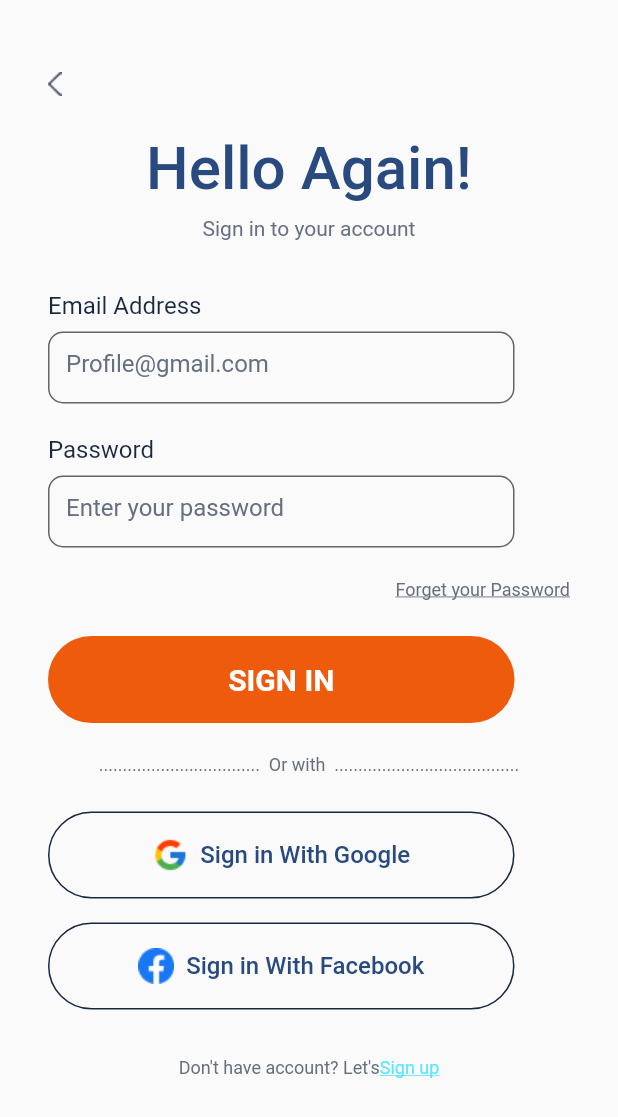
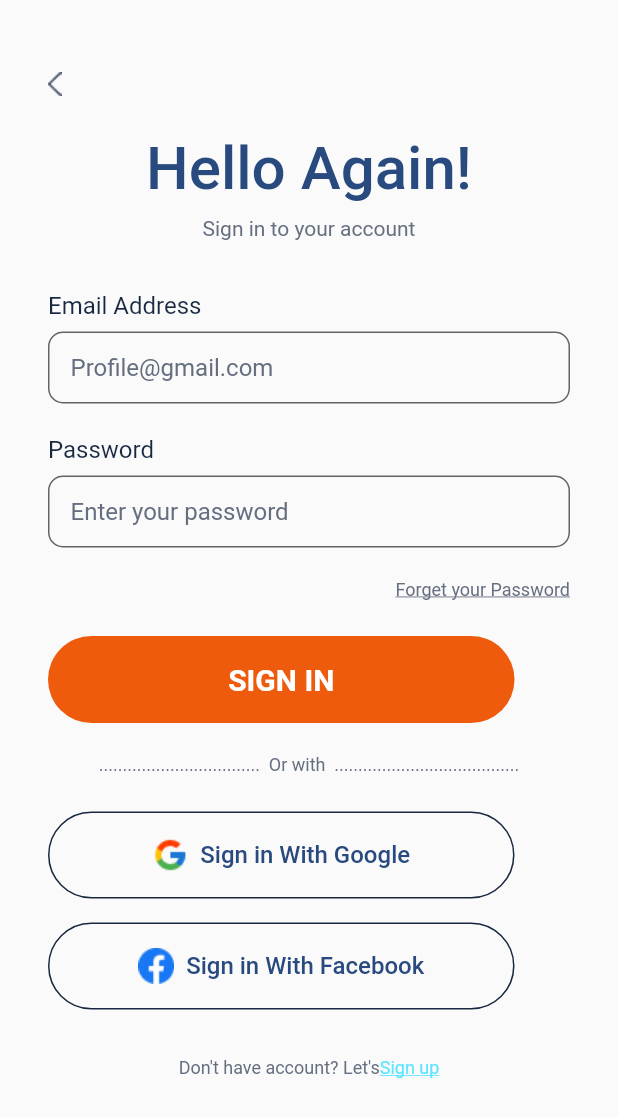
Before and after one commit to ErGaurav8305706255/Premimum_Account_Buddee, a Flutter app: the screen it shows after launch, after a tap on "SIGN IN", on a phone screen of 412 x 824 dp. Shown: the top 1117 px of the screen. Run offline on Flutter 3.47's test engine with Material 2 defaults, Android fonts, the light colour scheme and no system bars; our stand-ins replace webview_flutter; Roboto replaces fonts that are missing (assets/font/Poppins-Bold).

Commit message:
2 screen, add validator

```diff
--- a/lib/core/onbording/intro_screen.dart
+++ b/lib/core/onbording/intro_screen.dart
@@ -18,16 +18,15 @@ class IntroScreen extends StatefulWidget {
 class _IntroScreenState extends State<IntroScreen> {
   @override
   Widget build(BuildContext context) {
-    return Scaffold(
-      body: SingleChildScrollView(
-        child: SafeArea(
-            child: Stack(
+    return SafeArea(
+      child: Scaffold(
+        body: Stack(
           children: [
             Container(
               width: double.infinity,
               child: Column(
                 children: [
-                      SizedBox(height: 551),
+                  const SizedBox(height: 551),
                   Padding(
                     padding: const EdgeInsets.symmetric(horizontal: 70),
                     child: Text(
@@ -38,7 +37,7 @@ class _IntroScreenState extends State<IntroScreen> {
                           color: ColorConstant.textColor
                         )),
                   ),
-                      SizedBox(height: 29),
+                  const SizedBox(height: 29),
                   Container(
                     height: 58,
                     width: 311,
@@ -52,7 +51,7 @@ class _IntroScreenState extends State<IntroScreen> {
                       ),
                     ),
                   ),
-                      SizedBox(height: 25),
+                  const SizedBox(height: 17),
                   InkWell(
                     onTap: () {
                       Navigator.push(context, MaterialPageRoute(builder: (context) => const SignInScreen()));
@@ -80,7 +79,6 @@ class _IntroScreenState extends State<IntroScreen> {
           ],
         ),
       ),
-      ),
     );
   }
 }
--- a/lib/core/ui/signin/signin_screen.dart
+++ b/lib/core/ui/signin/signin_screen.dart
@@ -21,13 +21,15 @@ class _SignInScreenState extends State<SignInScreen> {
   final _formKey = GlobalKey<FormState>();
   @override
   Widget build(BuildContext context) {
-    return Scaffold(
+    return SafeArea(
+      child: Scaffold(
+
         body: SingleChildScrollView(
-        child: SafeArea(
           child: Padding(
             padding: const EdgeInsets.symmetric(horizontal: 32,vertical: 48),
             child: Form(key: _formKey,
               child: Column(
+
                 crossAxisAlignment: CrossAxisAlignment.start,
                 children: [
                   Row(
@@ -39,32 +41,34 @@ class _SignInScreenState extends State<SignInScreen> {
                         color: ColorConstant.buttonBorderColor,
                         ),
                       ),
-                        SizedBox()
+                      const SizedBox()
                     ],
                   ),
-                    SizedBox(height: 25),
+                  const SizedBox(height: 25),
                   Center(
                     child: Text(StringConstant.helloAgain,
                     style: TextStyles.semiBoldText()
                     ),
                   ),
-                    SizedBox(height: 8),
+                  const SizedBox(height: 8),
                   Center(
                     child: Text(StringConstant.signInToYourAccount,
                     style: TextStyles.mediumText()
                     ),
                   ),
-                    SizedBox(height: 34),
+                  const SizedBox(height: 34),
                   Text(StringConstant.emailAddress,
                   style: TextStyles.regularText()
                   ),
-                    SizedBox(height: 8),
-                    SizedBox(height: 48, width: 311,
-                      child: TextFormField(
+                  const SizedBox(height: 8),
+                  TextFormField(
+
                     validator: Validator.validateUserEmailAddress,
                     decoration: InputDecoration(
+                       contentPadding: EdgeInsets.fromLTRB(15, 12, 50, 12),
+
                       hintText: StringConstant.gmailFormat,
-                          hintStyle: TextStyles.regularText(color: ColorConstant.gray),
+                      hintStyle: TextStyles.regularText(color: ColorConstant.gray,fontSize: 16),
                       filled: true,
                       fillColor: ColorConstant.transparent,
                       border: OutlineInputBorder(
@@ -73,16 +77,15 @@ class _SignInScreenState extends State<SignInScreen> {
                       ),
                     ),
                   ),
-                    ),
-                    SizedBox(height: 21),
+                  const SizedBox(height: 21),
                   Text(StringConstant.password,
                       style: TextStyles.regularText()
                   ),
-                    SizedBox(height: 8),
-                    SizedBox(height: 48, width: 311,
-                      child: TextFormField(
+                 const SizedBox(height: 8),
+                  TextFormField(
                     validator: Validator.validatePasswordAddress,
                     decoration: InputDecoration(
+                      contentPadding: EdgeInsets.fromLTRB(15, 12, 50, 12),
                       hintText: StringConstant.passwordFormat,
                       hintStyle: TextStyles.regularText(color: ColorConstant.gray),
                       filled: true,
@@ -93,18 +96,17 @@ class _SignInScreenState extends State<SignInScreen> {
                       ),
                     ),
                   ),
-                    ),
-                    SizedBox(height: 21),
+                  const SizedBox(height: 21),
                   Row(
                     children: [
-                        SizedBox(),
-                        Spacer(),
+                      const SizedBox(),
+                      const Spacer(),
                       Text(StringConstant.forgetPassword,
                       style: TextStyles.lightText(isUnderline: true),
                       ),
                     ],
                   ),
-                    SizedBox(height: 24),
+                  const SizedBox(height: 24),
                   InkWell(
                     onTap: () {
                       if(_formKey.currentState!.validate()){
@@ -123,16 +125,16 @@ class _SignInScreenState extends State<SignInScreen> {
                       ),
                     ),
                   ),
-                    SizedBox(height: 21),
+                  const SizedBox(height: 21),
                   Center(
                     child: Text('..................................  Or with  .......................................',
                     style: TextStyles.lightText(),
                     ),
                   ),
-                    SizedBox(height: 24),
+                  const SizedBox(height: 24),
                   InkWell(
                     onTap: () {
-                        Navigator.push(context, MaterialPageRoute(builder: (context) => WebViewScreen(url: 'https://www.google.co.in/')));
+                      Navigator.push(context, MaterialPageRoute(builder: (context) => const WebViewScreen(url: 'https://www.google.co.in/')));
                     },
                     child: Container(
                       height: 58,width: 311,
@@ -144,7 +146,7 @@ class _SignInScreenState extends State<SignInScreen> {
                       child: Row(mainAxisAlignment: MainAxisAlignment.center,
                         children: [
                           Image.asset(ImageConstant.google,height: 24,width: 24,fit: BoxFit.cover,),
-                            SizedBox(width: 8),
+                          const SizedBox(width: 8),
                           Text(StringConstant.signWithGoogle,
                           style: TextStyles.semiBoldText(fontSize: 16),
                           ),
@@ -152,10 +154,10 @@ class _SignInScreenState extends State<SignInScreen> {
                       ),
                     ),
                   ),
-                    SizedBox(height: 16),
+                  const SizedBox(height: 16),
                   InkWell(
                     onTap: () {
-                        Navigator.push(context, MaterialPageRoute(builder: (context) => WebViewScreen(url: 'https://www.facebook.com/',)));
+                      Navigator.push(context, MaterialPageRoute(builder: (context) => const WebViewScreen(url: 'https://www.facebook.com/',)));
                     },
                     child: Container(
                       height: 58,width: 311,
@@ -167,7 +169,7 @@ class _SignInScreenState extends State<SignInScreen> {
                       child: Row(mainAxisAlignment: MainAxisAlignment.center,
                         children: [
                           Image.asset(ImageConstant.facebook,height: 24,width: 24,fit: BoxFit.cover,),
-                            SizedBox(width: 8),
+                          const SizedBox(width: 8),
                           Text(StringConstant.signWithFacebook,
                             style: TextStyles.semiBoldText(fontSize: 16),
                           ),
@@ -175,7 +177,7 @@ class _SignInScreenState extends State<SignInScreen> {
                       ),
                     ),
                   ),
-                    SizedBox(height: 32),
+                  const SizedBox(height: 32),
                   Row(mainAxisAlignment: MainAxisAlignment.center,
                     children: [
                       Text(StringConstant.donNotHaveAccount,
@@ -189,7 +191,8 @@ class _SignInScreenState extends State<SignInScreen> {
                 ],
               ),
             ),
-            )),
+          ),
+        ),
       ),
     );
   }
```
Lines whose indentation alone changed are shown as unchanged.
